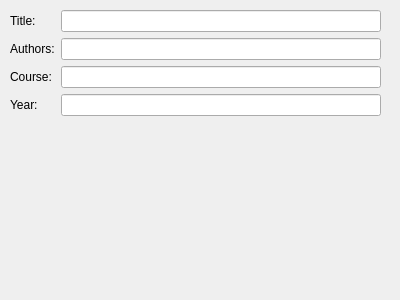
Before: the Qt Designer form amt/views/ui/lecturesForm.ui in eg0rim/amt, drawn with Qt 5.
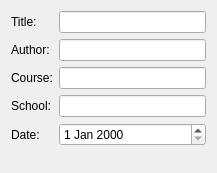
After: the same form once the commit is applied.

Commit message: ui for adding different entries

What changed in the file:
```diff
--- a/amt/views/ui/lecturesForm.ui
+++ b/amt/views/ui/lecturesForm.ui
@@ -6,25 +6,14 @@
    <rect>
     <x>0</x>
     <y>0</y>
-    <width>400</width>
-    <height>300</height>
+    <width>217</width>
+    <height>173</height>
    </rect>
   </property>
   <property name="windowTitle">
    <string>Form</string>
   </property>
-  <widget class="QWidget" name="verticalLayoutWidget">
-   <property name="geometry">
-    <rect>
-     <x>10</x>
-     <y>10</y>
-     <width>371</width>
-     <height>281</height>
-    </rect>
-   </property>
-   <layout class="QVBoxLayout" name="verticalLayout">
-    <item>
-     <layout class="QFormLayout" name="formLayout">
+  <layout class="QFormLayout" name="formLayout_2">
       <item row="0" column="0">
        <widget class="QLabel" name="titleLabel">
         <property name="text">
@@ -36,14 +25,14 @@
        <widget class="QLineEdit" name="titleLineEdit"/>
       </item>
       <item row="1" column="0">
-       <widget class="QLabel" name="authorsLabel">
+    <widget class="QLabel" name="authorLabel">
         <property name="text">
-         <string>Authors:</string>
+      <string>Author:</string>
         </property>
        </widget>
       </item>
       <item row="1" column="1">
-       <widget class="QLineEdit" name="authorsLineEdit"/>
+    <widget class="QLineEdit" name="authorLineEdit"/>
       </item>
       <item row="2" column="0">
        <widget class="QLabel" name="courseLabel">
@@ -56,19 +45,26 @@
        <widget class="QLineEdit" name="courseLineEdit"/>
       </item>
       <item row="3" column="0">
-       <widget class="QLabel" name="yearLabel">
+    <widget class="QLabel" name="uniLabel">
         <property name="text">
-         <string>Year:</string>
+      <string>School:</string>
         </property>
        </widget>
       </item>
       <item row="3" column="1">
-       <widget class="QLineEdit" name="yearLineEdit"/>
-      </item>
-     </layout>
-    </item>
-   </layout>
-  </widget>
+    <widget class="QLineEdit" name="uniLineEdit"/>
+   </item>
+   <item row="4" column="0">
+    <widget class="QLabel" name="dateLabel">
+     <property name="text">
+      <string>Date:</string>
+     </property>
+    </widget>
+   </item>
+   <item row="4" column="1">
+    <widget class="QDateEdit" name="dateDateEdit"/>
+   </item>
+  </layout>
  </widget>
  <resources/>
  <connections/>
```
Lines whose indentation alone changed are shown as unchanged. The commit also changes 4 other files.
